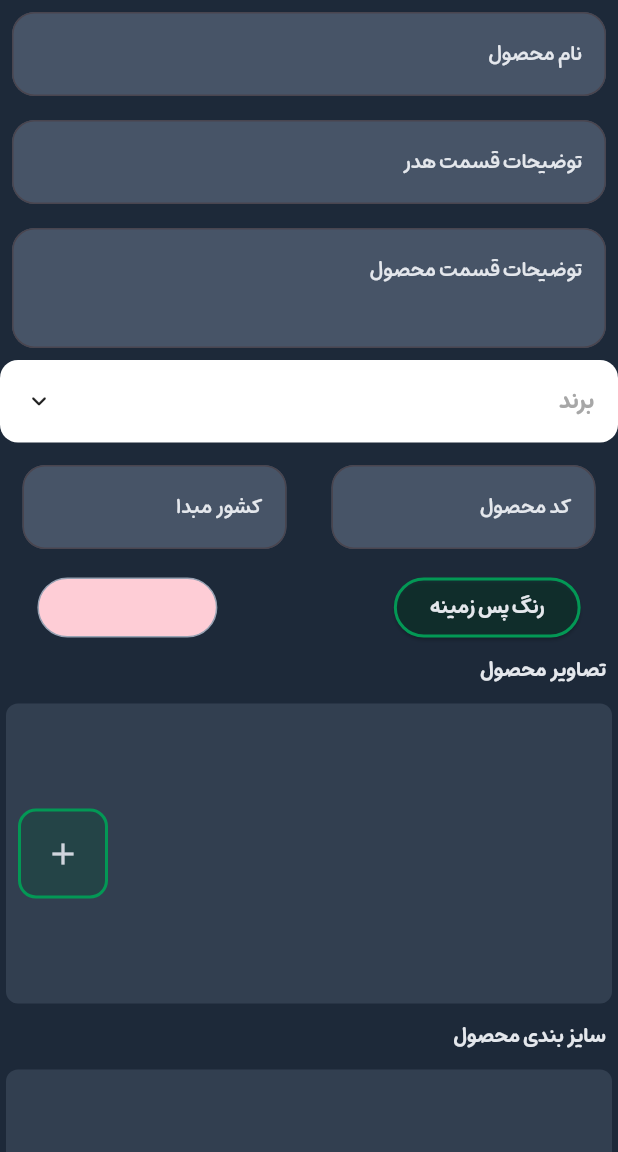
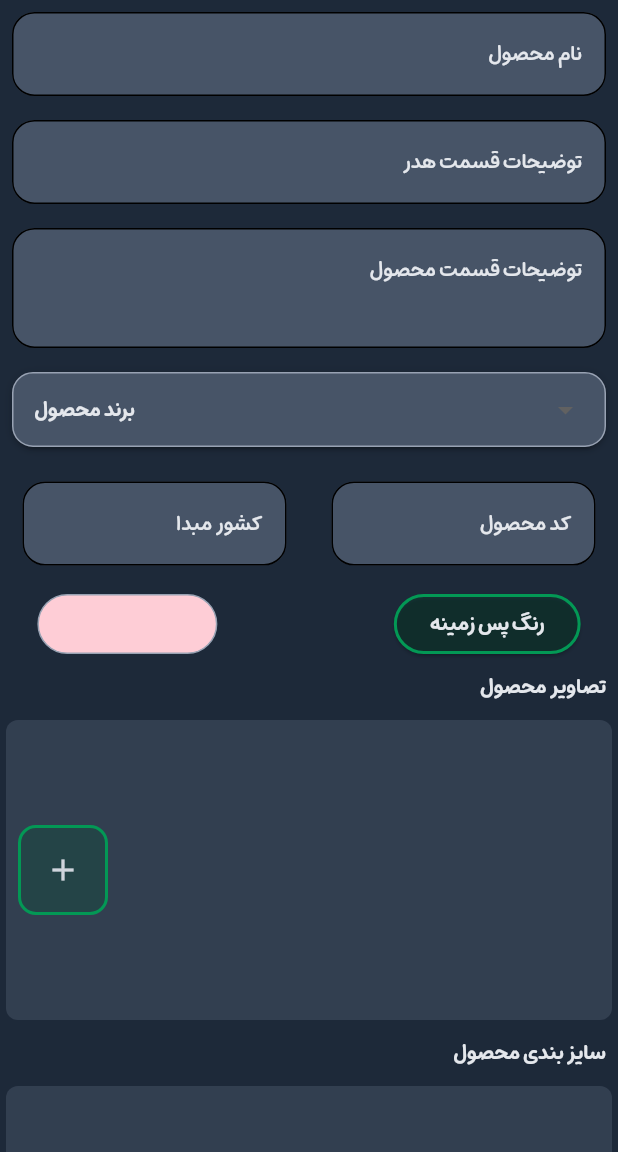
Before and after one commit to RaminBgrn/goleyakh_storys, a Flutter app: the screen it shows after launch, on a phone screen of 412 x 824 dp, the part 84-1236 px from its top. Run offline on Flutter 3.47's test engine with Material 3 defaults, Android fonts, the light colour scheme and no system bars; drawn by our look-alikes of animated_custom_dropdown, dropdown_button2; our stand-ins replace flutter_svg, gap, get, image_picker; missing offline and left inert: flex_color_picker.

Commit message:
drop down has completed

```diff
--- a/lib/common/base_controller.dart
+++ b/lib/common/base_controller.dart
@@ -1,5 +1,6 @@
 import 'package:get/get.dart';
 import 'package:goleyakh_storys/settings/controllers/color_controller.dart';
+import 'package:goleyakh_storys/settings/controllers/drop_down_controller.dart';
 import 'package:goleyakh_storys/settings/controllers/image_controller.dart';
 import 'package:goleyakh_storys/settings/controllers/setting_controller.dart';
 import 'package:goleyakh_storys/settings/controllers/size_controller.dart';
@@ -11,5 +12,6 @@ class BaseController extends Bindings {
     Get.put(SettingController());
     Get.put(ColorController());
     Get.put(SizeController());
+    Get.put(DropDownController());
   }
 }
--- a/lib/common/theme_manager.dart
+++ b/lib/common/theme_manager.dart
@@ -4,6 +4,10 @@ import 'package:goleyakh_storys/static/colors.dart';
 class ThemeManager {
   static final ThemeData _myTheme = ThemeData(
     primaryColor: myGrey[700],
+    colorScheme: ColorScheme.light(
+      primary: myGrey[700]!,
+      secondary: myGrey[500]!,
+    ),
     textTheme: TextTheme(
       labelLarge: TextStyle(fontFamily: 'mikhak', fontSize: 14, fontWeight: FontWeight.bold, color: myGrey[200]!),
       labelMedium: TextStyle(fontFamily: 'mikhak', fontSize: 12, fontWeight: FontWeight.w500, color: myGrey[200]!),
--- a/lib/main.dart
+++ b/lib/main.dart
@@ -3,6 +3,7 @@ import 'package:get/get.dart';
 import 'package:goleyakh_storys/common/base_controller.dart';
 import 'package:goleyakh_storys/common/theme_manager.dart';
 import 'package:goleyakh_storys/home.dart';
+import 'package:goleyakh_storys/static/colors.dart';
 
 void main() {
   runApp(const MyApp());
@@ -15,6 +16,7 @@ class MyApp extends StatelessWidget {
   Widget build(BuildContext context) {
     return GetMaterialApp(
       title: 'Flutter Demo',
+      color: myGrey[200]!,
       initialBinding: BaseController(),
       theme: ThemeManager.getTheme,
       home: const Home(),
--- /dev/null
+++ b/lib/settings/controllers/drop_down_controller.dart
@@ -0,0 +1,20 @@
+import 'package:get/get.dart';
+import 'package:goleyakh_storys/common/static.dart';
+import 'package:goleyakh_storys/settings/models/drop_down_model.dart';
+import 'package:path/path.dart';
+
+class DropDownController extends GetxController {
+  List<DropDownModel> _dropDownModel = [];
+  List<DropDownModel> get getDorpDownModel => _dropDownModel;
+
+  @override
+  void onInit() {
+    for (String item in brandsPath) {
+      _dropDownModel.add(
+        DropDownModel(name: basename(item), path: item),
+      );
+    }
+    update();
+    super.onInit();
+  }
+}
--- a/lib/settings/models/drop_down_model.dart
+++ b/lib/settings/models/drop_down_model.dart
@@ -1,7 +1,4 @@
-import 'package:animated_custom_dropdown/custom_dropdown.dart';
-import 'package:path/path.dart';
-
-class DropDownModel with CustomDropdownListFilter {
+class DropDownModel {
   String name;
   String path;
 
@@ -9,17 +6,4 @@ class DropDownModel with CustomDropdownListFilter {
     required this.name,
     required this.path,
   });
-
-  static List<DropDownModel> parsData(List<String> data) {
-    List<DropDownModel> temp = [];
-    for (int i = 0; i < data.length; i++) {
-      temp.add(DropDownModel(name: basename(data[i]), path: data[i]));
-    }
-    return temp;
-  }
-
-  @override
-  bool filter(String query) {
-    return name.toLowerCase().contains(query.toLowerCase());
-  }
 }
--- a/lib/settings/screens/setting_page.dart
+++ b/lib/settings/screens/setting_page.dart
@@ -1,16 +1,13 @@
-import 'package:animated_custom_dropdown/custom_dropdown.dart';
 import 'package:flutter/material.dart';
-import 'package:flutter_svg/svg.dart';
 import 'package:gap/gap.dart';
 import 'package:get/get.dart';
-import 'package:goleyakh_storys/common/static.dart';
 import 'package:goleyakh_storys/settings/controllers/color_controller.dart';
 import 'package:goleyakh_storys/settings/controllers/image_controller.dart';
 import 'package:goleyakh_storys/settings/controllers/setting_controller.dart';
 import 'package:goleyakh_storys/settings/controllers/size_controller.dart';
-import 'package:goleyakh_storys/settings/models/drop_down_model.dart';
 import 'package:goleyakh_storys/settings/models/size_model.dart';
 import 'package:goleyakh_storys/settings/widgets/choose_size_dialog.dart';
+import 'package:goleyakh_storys/settings/widgets/drop_down_widget.dart';
 import 'package:goleyakh_storys/settings/widgets/image_item.dart';
 import 'package:goleyakh_storys/settings/widgets/size_items.dart';
 import 'package:goleyakh_storys/static/colors.dart';
@@ -70,30 +67,7 @@ class SettingPage extends StatelessWidget {
                 ),
               ),
             ),
-            Directionality(
-              textDirection: TextDirection.rtl,
-              child: CustomDropdown<DropDownModel>(
-                hintText: 'برند',
-                expandedFillColor: myGrey[500],
-                items: DropDownModel.parsData(brandsPath),
-                searchHintText: "جستجو",
-                excludeSelected: false,
-                closedFillColor: myGrey[600],
-                onChanged: (value) {},
-                listItemBuilder: (context, value) {
-                  return SizedBox(
-                    height: 80,
-                    child: Row(mainAxisAlignment: MainAxisAlignment.spaceAround, children: [
-                      Text(value.name),
-                      SvgPicture.asset(
-                        value.path,
-                        width: 80,
-                      ),
-                    ]),
-                  );
-                },
-              ),
-            ),
+            DropDownWidget(),
             Row(
               textDirection: TextDirection.rtl,
               children: [
--- /dev/null
+++ b/lib/settings/widgets/drop_down_widget.dart
@@ -0,0 +1,138 @@
+import 'package:dropdown_button2/dropdown_button2.dart';
+import 'package:flutter/material.dart';
+import 'package:flutter_svg/svg.dart';
+import 'package:gap/gap.dart';
+import 'package:get/get.dart';
+import 'package:get/get_state_manager/src/simple/get_state.dart';
+import 'package:goleyakh_storys/common/static.dart';
+import 'package:goleyakh_storys/settings/controllers/drop_down_controller.dart';
+import 'package:goleyakh_storys/settings/models/drop_down_model.dart';
+import 'package:goleyakh_storys/static/colors.dart';
+import 'package:path/path.dart';
+
+class DropDownWidget extends StatefulWidget {
+  const DropDownWidget({super.key});
+
+  @override
+  State<DropDownWidget> createState() => _DropDownWidgetState();
+}
+
+class _DropDownWidgetState extends State<DropDownWidget> {
+  String selectedItem = "برند محصول";
+  late DropDownModel dropDownModel;
+
+  @override
+  void initState() {
+    dropDownModel = DropDownModel(name: '', path: '');
+    super.initState();
+  }
+
+  @override
+  Widget build(BuildContext context) {
+    return GetBuilder<DropDownController>(builder: (clr) {
+      return Padding(
+        padding: const EdgeInsets.all(8),
+        child: DropdownButtonHideUnderline(
+          child: DropdownButton2<DropDownModel>(
+            isExpanded: true,
+            hint: (dropDownModel.path.isNotEmpty)
+                ? Row(
+                    mainAxisAlignment: MainAxisAlignment.center,
+                    children: [
+                      Container(
+                        decoration: BoxDecoration(
+                          borderRadius: BorderRadius.circular(12),
+                          color: myGrey[900]!.withOpacity(0.4),
+                        ),
+                        child: SvgPicture.asset(
+                          dropDownModel.path,
+                        ),
+                      ),
+                      const Gap(10),
+                      Text(
+                        dropDownModel.name,
+                        style: TextStyle(
+                          fontSize: 14,
+                          fontWeight: FontWeight.bold,
+                          fontFamily: 'mikhak',
+                          color: myGrey[200]!,
+                        ),
+                        overflow: TextOverflow.ellipsis,
+                      ),
+                    ],
+                  )
+                : Text(
+                    selectedItem,
+                    style: TextStyle(
+                      fontSize: 14,
+                      fontWeight: FontWeight.bold,
+                      fontFamily: 'mikhak',
+                      color: myGrey[200]!,
+                    ),
+                    overflow: TextOverflow.ellipsis,
+                  ),
+            items: brandsPath
+                .map((String item) => DropdownMenuItem<DropDownModel>(
+                      value: DropDownModel(path: item, name: basename(item)),
+                      child: Row(
+                        mainAxisAlignment: MainAxisAlignment.center,
+                        children: [
+                          SvgPicture.asset(
+                            item,
+                          ),
+                          const Gap(10),
+                          Text(
+                            basename(item),
+                            style: const TextStyle(
+                              fontSize: 14,
+                              fontWeight: FontWeight.bold,
+                              color: Colors.white,
+                            ),
+                            overflow: TextOverflow.ellipsis,
+                          ),
+                        ],
+                      ),
+                    ))
+                .toList(),
+            onChanged: (v) {
+              setState(() {
+                dropDownModel = v!;
+              });
+            },
+            buttonStyleData: ButtonStyleData(
+              height: 50,
+              width: double.infinity,
+              padding: const EdgeInsets.only(left: 14, right: 14),
+              decoration: BoxDecoration(
+                borderRadius: BorderRadius.circular(14),
+                border: Border.all(
+                  color: myGrey[400]!,
+                ),
+                color: myGrey[600],
+              ),
+              elevation: 2,
+            ),
+            dropdownStyleData: DropdownStyleData(
+              maxHeight: 200,
+              width: MediaQuery.sizeOf(context).width * 0.95,
+              decoration: BoxDecoration(
+                borderRadius: BorderRadius.circular(14),
+                color: myGrey[600],
+              ),
+              offset: const Offset(2, 0),
+              scrollbarTheme: ScrollbarThemeData(
+                radius: const Radius.circular(40),
+                thickness: MaterialStateProperty.all(6),
+                thumbVisibility: MaterialStateProperty.all(true),
+              ),
+            ),
+            menuItemStyleData: const MenuItemStyleData(
+              height: 40,
+              padding: EdgeInsets.only(left: 14, right: 14),
+            ),
+          ),
+        ),
+      );
+    });
+  }
+}
--- a/pubspec.yaml
+++ b/pubspec.yaml
@@ -41,10 +41,10 @@ dependencies:
   image_picker: ^1.0.4
   google_fonts: ^6.1.0
   gap: ^3.0.1
-  animated_custom_dropdown: ^2.0.0
   path_provider: ^2.1.1
   path: ^1.8.3
   flex_color_picker: ^3.3.0
+  dropdown_button2: ^2.3.9
 
 dev_dependencies:
   flutter_test:
```
Also changed, not shown: pubspec.lock.
